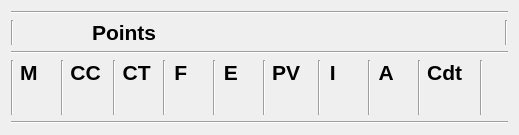
kaosphere/Warhole, file warhole/statsdisplaywidget.ui: the form before one commit.
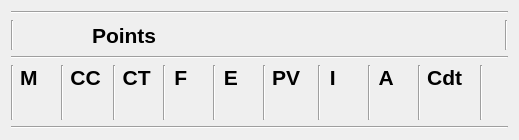
The form after the commit.

Diff of the .ui file:
```diff
--- a/warhole/statsdisplaywidget.ui
+++ b/warhole/statsdisplaywidget.ui
@@ -7,7 +7,7 @@
     <x>0</x>
     <y>0</y>
     <width>519</width>
-    <height>128</height>
+    <height>140</height>
    </rect>
   </property>
   <property name="windowTitle">
```
Left out of the diff: 2 changed lines with no effect on the pictures.
